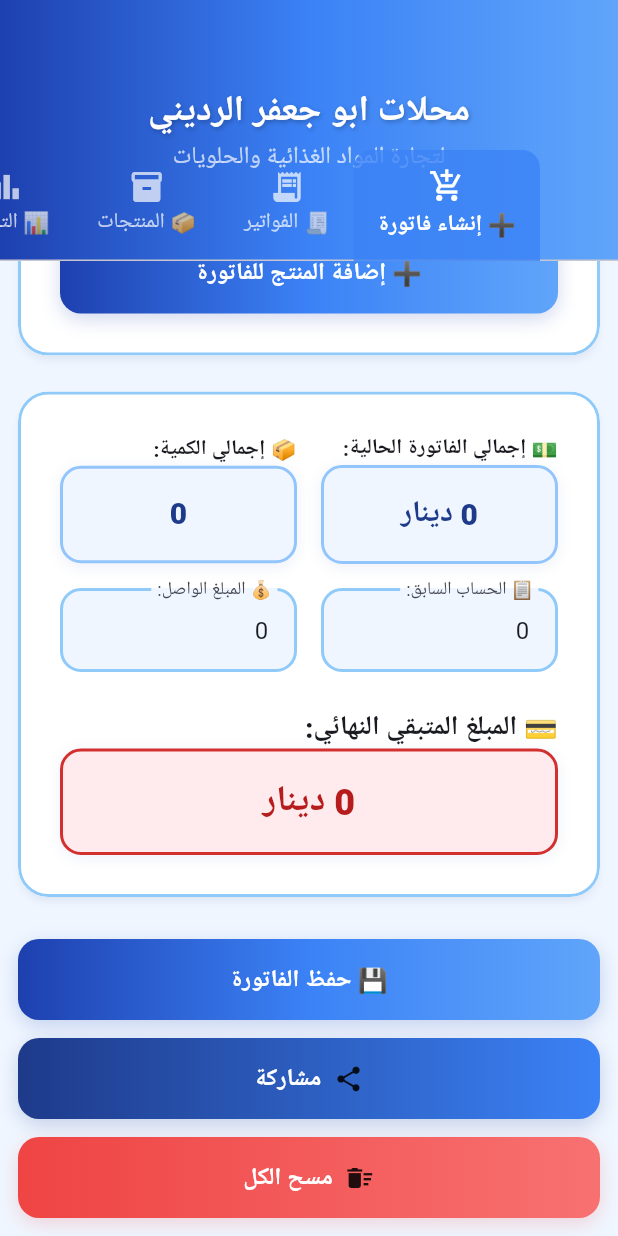
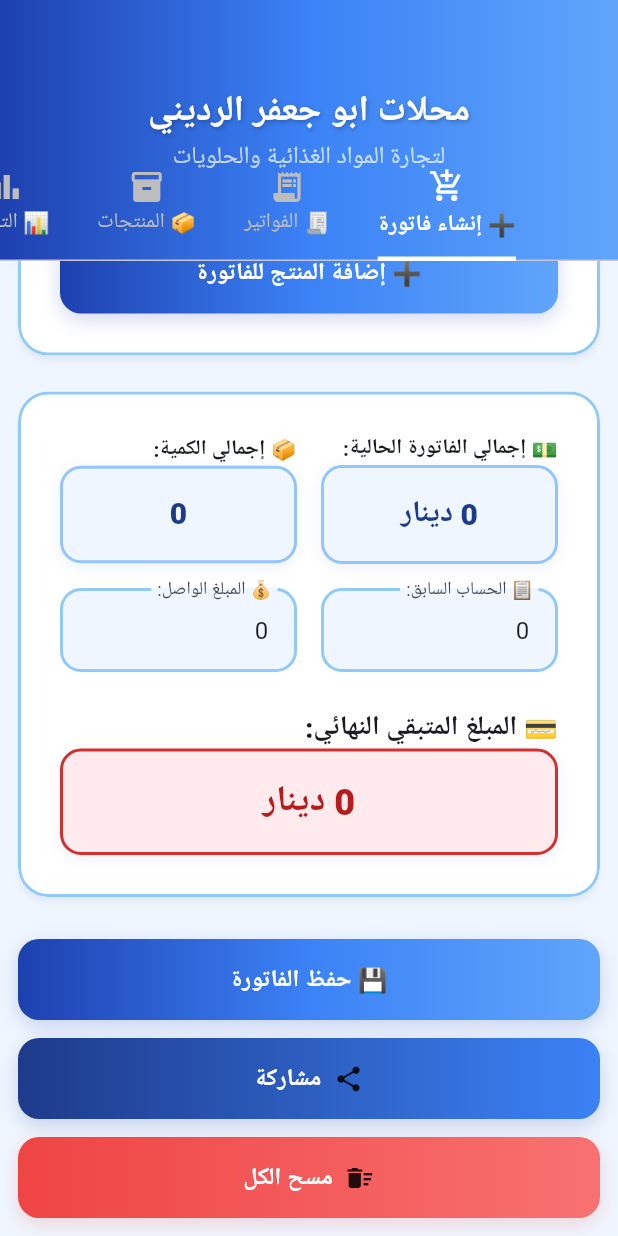
Before and after one commit to KMINALI2005/fatora_pro, a Flutter app: the screen it shows after launch, scrolled down 576 dp, on a phone screen of 412 x 824 dp. Run offline on Flutter 3.47's test engine with Material 3 defaults, Android fonts, the phone set to English and light mode, and no system bars; our stand-ins replace file_picker, flutter_typeahead, pdf, permission_handler, printing, share_plus and 1 more; missing offline and left inert: number_to_words_arabic; accounts and stored records are empty; Roboto replaces fonts that are missing (Cairo); statements that could not run were skipped.

Commit message:
Refactor TabBarTheme and CardTheme in main.dart

```diff
--- a/lib/main.dart
+++ b/lib/main.dart
@@ -64,21 +64,20 @@ class FatoraProApp extends StatelessWidget {
           foregroundColor: Colors.white,
           elevation: 0,
         ),
-        tabBarTheme: TabBarTheme(
+        tabBarTheme: TabBarThemeData(
           labelColor: Colors.white,
-          unselectedLabelColor: Colors.white70,
-          indicatorSize: TabBarIndicatorSize.tab,
-          indicator: BoxDecoration(
-            color: primaryLight.withOpacity(0.8),
-            borderRadius: const BorderRadius.vertical(top: Radius.circular(12)),
+          unselectedLabelColor: Colors.grey[400],
+          indicator: UnderlineTabIndicator(
+          borderSide: BorderSide(color: Colors.white, width: 3),
+
           ),
         ),
-        cardTheme: CardTheme(
-          elevation: 1,
-          margin: const EdgeInsets.symmetric(vertical: 8.0),
+        cardTheme: CardThemeData(
+          elevation: 2,
+          margin: EdgeInsets.symmetric(horizontal: 8, vertical: 4),
           shape: RoundedRectangleBorder(
-            borderRadius: BorderRadius.circular(20),
-            side: BorderSide(color: Colors.blue.shade100, width: 2),
+            borderRadius: BorderRadius.circular(8),
+
           ),
         ),
         inputDecorationTheme: InputDecorationTheme(
```
